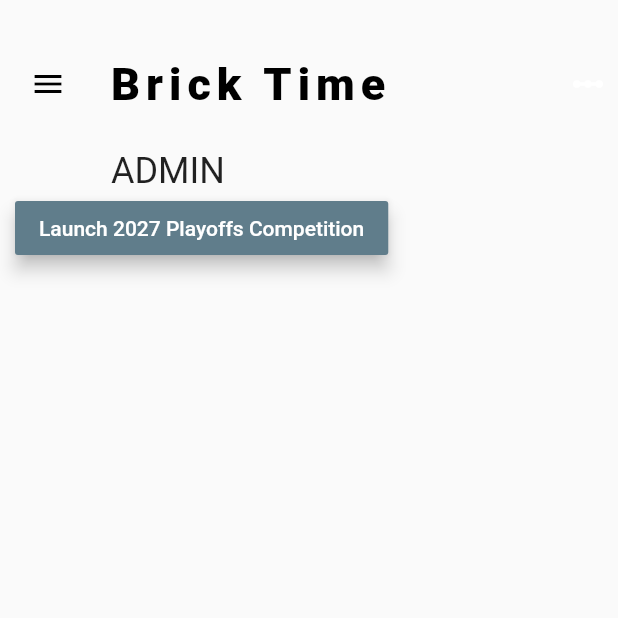
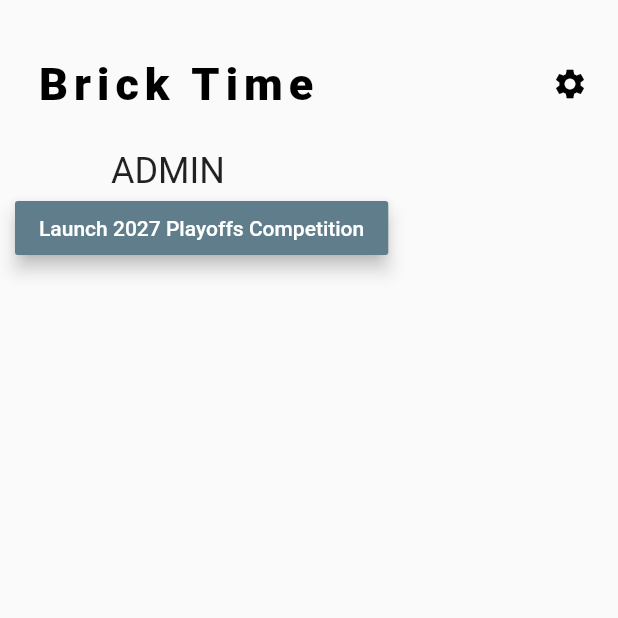
Before and after one commit to Toma4205/bricktime, a Flutter app: the AdminScreen screen opened directly, on a phone screen of 412 x 824 dp, the top half of it. Run offline on Flutter 3.47's test engine with Material 2 defaults, Android fonts, the phone set to English and light mode, and no system bars; our stand-ins replace firebase_auth, firebase_database, firebase_messaging, firebase_storage, flutter_datetime_picker, google_sign_in; missing offline and left inert: flutter_facebook_login; accounts and stored records are empty; statements that could not run were skipped.

Commit message:
MyProfilScreen  - Bouton Option

```diff
--- a/lib/screens/admin_screen.dart
+++ b/lib/screens/admin_screen.dart
@@ -17,6 +17,7 @@ import 'package:bricktime/model/result_model.dart';
 import 'package:bricktime/model/result_row.dart';
 import 'package:bricktime/model/result_row_stream.dart';
 import 'package:bricktime/dbase/rules_actions.dart';
+import 'package:bricktime/screens/home_screen.dart';
 
 //import 'package:bricktime/model/initial_result.dart';
 
@@ -293,7 +294,7 @@ class _AdminScreenState extends State<AdminScreen>{
       padding: const EdgeInsets.symmetric(horizontal: 8.0, vertical: 32.0),
       child: new Row(
         children: <Widget>[
-          MenuButton(),
+          //MenuButton(),
           new Expanded(
             child: new Padding(
               padding: const EdgeInsets.only(left: 16.0),
@@ -307,12 +308,12 @@ class _AdminScreenState extends State<AdminScreen>{
               ),
             ),
           ),
-          new Icon(Icons.linear_scale, color: Colors.white),
+          MenuButton(),
         ],
       ),
     );
   }
-
+/*
   Widget MenuButton(){
     return new PopupMenuButton<CustomPopupMenu>(
         icon: Icon(Icons.menu, color: Colors.black,),
@@ -333,6 +334,18 @@ class _AdminScreenState extends State<AdminScreen>{
           }).toList();
         }
     );
+  }*/
+
+  Widget MenuButton(){
+      return IconButton(
+          icon: Icon(Icons.settings, color: Colors.black),
+          onPressed: () {
+            Navigator.push(
+              context,
+              MaterialPageRoute(builder: (context) => HomeScreen(auth: widget.auth)),
+            );
+          }
+      );
   }
 
   Widget _buildProfileRow() {
```
